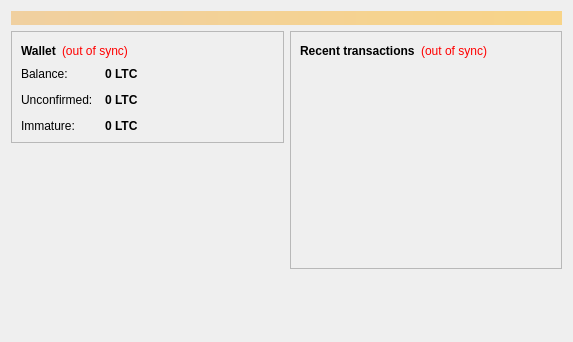
This is src/qt/forms/overviewpage.ui in EuphoricCoin/Euphoric-Coin as Qt 5 draws it before an edit. The edited form follows.
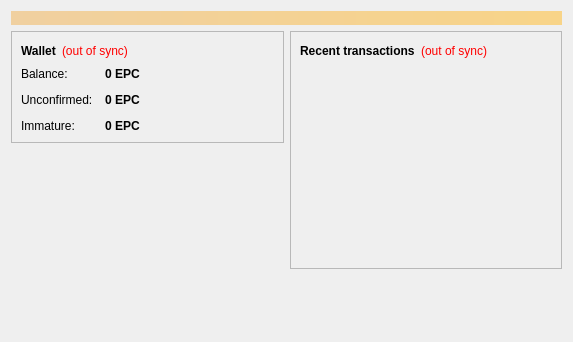
This is the edited form.

Patch:
```diff
--- a/src/qt/forms/overviewpage.ui
+++ b/src/qt/forms/overviewpage.ui
@@ -122,7 +122,7 @@
                <string>Your current balance</string>
               </property>
               <property name="text">
-               <string notr="true">0 LTC</string>
+               <string notr="true">0 EPC</string>
               </property>
               <property name="textInteractionFlags">
                <set>Qt::LinksAccessibleByMouse|Qt::TextSelectableByKeyboard|Qt::TextSelectableByMouse</set>
@@ -151,7 +151,7 @@
                <string>Total of transactions that have yet to be confirmed, and do not yet count toward the current balance</string>
               </property>
               <property name="text">
-               <string notr="true">0 LTC</string>
+               <string notr="true">0 EPC</string>
               </property>
               <property name="textInteractionFlags">
                <set>Qt::LinksAccessibleByMouse|Qt::TextSelectableByKeyboard|Qt::TextSelectableByMouse</set>
@@ -177,7 +177,7 @@
                <string>Mined balance that has not yet matured</string>
               </property>
               <property name="text">
-               <string notr="true">0 LTC</string>
+               <string notr="true">0 EPC</string>
               </property>
               <property name="textInteractionFlags">
                <set>Qt::LinksAccessibleByMouse|Qt::TextSelectableByKeyboard|Qt::TextSelectableByMouse</set>
```
Left out of the diff: 4 changed lines with no effect on the pictures.
